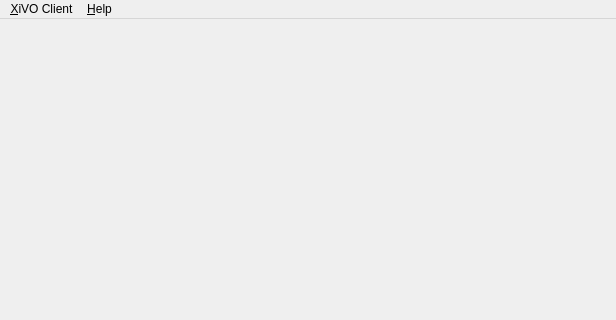
Old version of the form xivoclient/src/main_window/main_window.ui in the repository wazo-platform/wazo-client-qt; both pictures show x 0 to 616 and y 0 to 320 of the 616 by 638 pixel window.
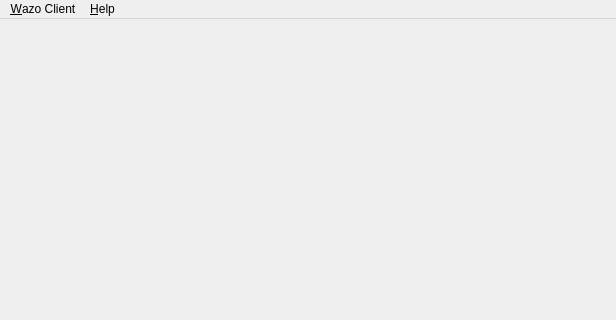
New version of the form. Icons and pictures are not drawn.

```diff
--- a/xivoclient/src/main_window/main_window.ui
+++ b/xivoclient/src/main_window/main_window.ui
@@ -50,7 +50,7 @@
    </property>
    <widget class="QMenu" name="menu_client">
     <property name="title">
-     <string>&amp;XiVO Client</string>
+     <string>&amp;Wazo Client</string>
     </property>
     <addaction name="action_configure"/>
     <addaction name="action_to_systray"/>
```
Left out of the diff: 4 changed lines with no effect on the pictures.
